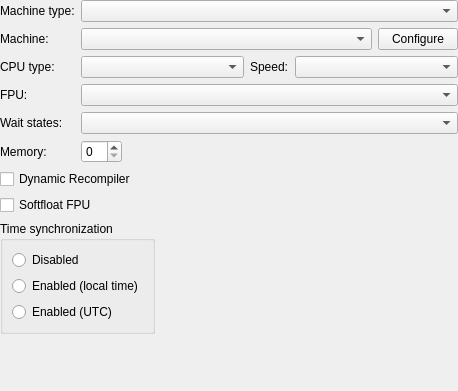
86Box/86Box, file src/qt/qt_settingsmachine.ui: the form before one commit.
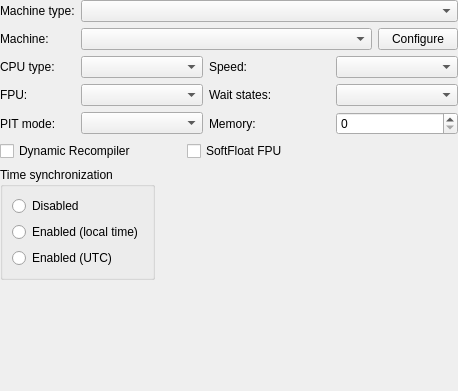
The form after the commit.

The edit to the form file:
```diff
--- a/src/qt/qt_settingsmachine.ui
+++ b/src/qt/qt_settingsmachine.ui
@@ -41,57 +41,6 @@
       <property name="bottomMargin">
        <number>0</number>
       </property>
-      <item row="0" column="0">
-       <widget class="QLabel" name="label">
-        <property name="text">
-         <string>Machine type:</string>
-        </property>
-       </widget>
-      </item>
-      <item row="0" column="1">
-       <widget class="QComboBox" name="comboBoxMachineType"/>
-      </item>
-      <item row="1" column="0">
-       <widget class="QLabel" name="label_2">
-        <property name="text">
-         <string>Machine:</string>
-        </property>
-       </widget>
-      </item>
-      <item row="1" column="1">
-       <widget class="QWidget" name="widget_3" native="true">
-        <layout class="QHBoxLayout" name="horizontalLayout_2">
-         <property name="leftMargin">
-          <number>0</number>
-         </property>
-         <property name="topMargin">
-          <number>0</number>
-         </property>
-         <property name="rightMargin">
-          <number>0</number>
-         </property>
-         <property name="bottomMargin">
-          <number>0</number>
-         </property>
-         <item>
-          <widget class="QComboBox" name="comboBoxMachine"/>
-         </item>
-         <item>
-          <widget class="QPushButton" name="pushButtonConfigure">
-           <property name="sizePolicy">
-            <sizepolicy hsizetype="Maximum" vsizetype="Fixed">
-             <horstretch>0</horstretch>
-             <verstretch>0</verstretch>
-            </sizepolicy>
-           </property>
-           <property name="text">
-            <string>Configure</string>
-           </property>
-          </widget>
-         </item>
-        </layout>
-       </widget>
-      </item>
       <item row="2" column="0">
        <widget class="QLabel" name="label_3">
         <property name="text">
@@ -126,6 +75,12 @@
          </item>
          <item>
           <widget class="QLabel" name="label_7">
+           <property name="sizePolicy">
+            <sizepolicy hsizetype="Expanding" vsizetype="Preferred">
+             <horstretch>0</horstretch>
+             <verstretch>0</verstretch>
+            </sizepolicy>
+           </property>
            <property name="text">
             <string>Speed:</string>
            </property>
@@ -147,46 +102,197 @@
         </layout>
        </widget>
       </item>
-      <item row="3" column="0">
-       <widget class="QLabel" name="label_4">
-        <property name="text">
-         <string>FPU:</string>
+      <item row="6" column="1">
+       <widget class="QWidget" name="widget_4" native="true">
+        <layout class="QHBoxLayout" name="horizontalLayout_3">
+         <property name="leftMargin">
+          <number>0</number>
+         </property>
+         <property name="topMargin">
+          <number>0</number>
+         </property>
+         <property name="rightMargin">
+          <number>0</number>
+         </property>
+         <property name="bottomMargin">
+          <number>0</number>
+         </property>
+         <item>
+          <widget class="QComboBox" name="comboBoxFPU">
+           <property name="sizePolicy">
+            <sizepolicy hsizetype="MinimumExpanding" vsizetype="Fixed">
+             <horstretch>0</horstretch>
+             <verstretch>0</verstretch>
+            </sizepolicy>
         </property>
        </widget>
       </item>
-      <item row="3" column="1">
-       <widget class="QComboBox" name="comboBoxFPU"/>
-      </item>
-      <item row="4" column="0">
+         <item>
        <widget class="QLabel" name="label_5">
+           <property name="sizePolicy">
+            <sizepolicy hsizetype="Expanding" vsizetype="Preferred">
+             <horstretch>0</horstretch>
+             <verstretch>0</verstretch>
+            </sizepolicy>
+           </property>
         <property name="text">
          <string>Wait states:</string>
         </property>
-       </widget>
-      </item>
-      <item row="4" column="1">
-       <widget class="QComboBox" name="comboBoxWaitStates"/>
-      </item>
-      <item row="5" column="0">
+           <property name="alignment">
+            <set>Qt::AlignLeading|Qt::AlignLeft|Qt::AlignVCenter</set>
+           </property>
+          </widget>
+         </item>
+         <item>
+          <widget class="QComboBox" name="comboBoxWaitStates">
+           <property name="sizePolicy">
+            <sizepolicy hsizetype="Expanding" vsizetype="Fixed">
+             <horstretch>0</horstretch>
+             <verstretch>0</verstretch>
+            </sizepolicy>
+           </property>
+          </widget>
+         </item>
+        </layout>
+       </widget>
+      </item>
+      <item row="7" column="0">
+       <widget class="QLabel" name="label_8">
+        <property name="text">
+         <string>PIT mode:</string>
+        </property>
+       </widget>
+      </item>
+      <item row="7" column="1">
+       <widget class="QWidget" name="widget_5" native="true">
+        <layout class="QHBoxLayout" name="horizontalLayout_4">
+         <property name="leftMargin">
+          <number>0</number>
+         </property>
+         <property name="topMargin">
+          <number>0</number>
+         </property>
+         <property name="rightMargin">
+          <number>0</number>
+         </property>
+         <property name="bottomMargin">
+          <number>0</number>
+         </property>
+         <item>
+          <widget class="QComboBox" name="comboBoxPitMode">
+           <property name="sizePolicy">
+            <sizepolicy hsizetype="MinimumExpanding" vsizetype="Fixed">
+             <horstretch>0</horstretch>
+             <verstretch>0</verstretch>
+            </sizepolicy>
+           </property>
+          </widget>
+         </item>
+         <item>
        <widget class="QLabel" name="label_6">
+           <property name="sizePolicy">
+            <sizepolicy hsizetype="Expanding" vsizetype="Preferred">
+             <horstretch>0</horstretch>
+             <verstretch>0</verstretch>
+            </sizepolicy>
+           </property>
         <property name="text">
          <string>Memory:</string>
         </property>
        </widget>
       </item>
-      <item row="5" column="1">
+         <item>
        <widget class="QSpinBox" name="spinBoxRAM">
         <property name="sizePolicy">
+            <sizepolicy hsizetype="Expanding" vsizetype="Fixed">
+             <horstretch>0</horstretch>
+             <verstretch>0</verstretch>
+            </sizepolicy>
+           </property>
+           <property name="alignment">
+            <set>Qt::AlignLeading|Qt::AlignLeft|Qt::AlignVCenter</set>
+           </property>
+          </widget>
+         </item>
+        </layout>
+       </widget>
+      </item>
+      <item row="0" column="1">
+       <widget class="QComboBox" name="comboBoxMachineType"/>
+      </item>
+      <item row="6" column="0">
+       <widget class="QLabel" name="label_4">
+        <property name="text">
+         <string>FPU:</string>
+        </property>
+       </widget>
+      </item>
+      <item row="0" column="0">
+       <widget class="QLabel" name="label">
+        <property name="text">
+         <string>Machine type:</string>
+        </property>
+       </widget>
+      </item>
+      <item row="1" column="0">
+       <widget class="QLabel" name="label_2">
+        <property name="text">
+         <string>Machine:</string>
+        </property>
+       </widget>
+      </item>
+      <item row="1" column="1">
+       <widget class="QWidget" name="widget_3" native="true">
+        <layout class="QHBoxLayout" name="horizontalLayout_2">
+         <property name="leftMargin">
+          <number>0</number>
+         </property>
+         <property name="topMargin">
+          <number>0</number>
+         </property>
+         <property name="rightMargin">
+          <number>0</number>
+         </property>
+         <property name="bottomMargin">
+          <number>0</number>
+         </property>
+         <item>
+          <widget class="QComboBox" name="comboBoxMachine"/>
+         </item>
+         <item>
+          <widget class="QPushButton" name="pushButtonConfigure">
+           <property name="sizePolicy">
          <sizepolicy hsizetype="Maximum" vsizetype="Fixed">
           <horstretch>0</horstretch>
           <verstretch>0</verstretch>
          </sizepolicy>
         </property>
+           <property name="text">
+            <string>Configure</string>
+           </property>
        </widget>
       </item>
      </layout>
     </widget>
    </item>
+     </layout>
+    </widget>
+   </item>
+   <item>
+    <widget class="QWidget" name="widget_6" native="true">
+     <layout class="QHBoxLayout" name="horizontalLayout_5">
+      <property name="leftMargin">
+       <number>0</number>
+      </property>
+      <property name="topMargin">
+       <number>0</number>
+      </property>
+      <property name="rightMargin">
+       <number>0</number>
+      </property>
+      <property name="bottomMargin">
+       <number>0</number>
+      </property>
    <item>
     <widget class="QCheckBox" name="checkBoxDynamicRecompiler">
      <property name="sizePolicy">
@@ -209,8 +315,11 @@
       </sizepolicy>
      </property>
      <property name="text">
-      <string>Softfloat FPU</string>
-     </property>
+         <string>SoftFloat FPU</string>
+        </property>
+       </widget>
+      </item>
+     </layout>
     </widget>
    </item>
    <item>
```
Lines whose indentation alone changed are shown as unchanged.
